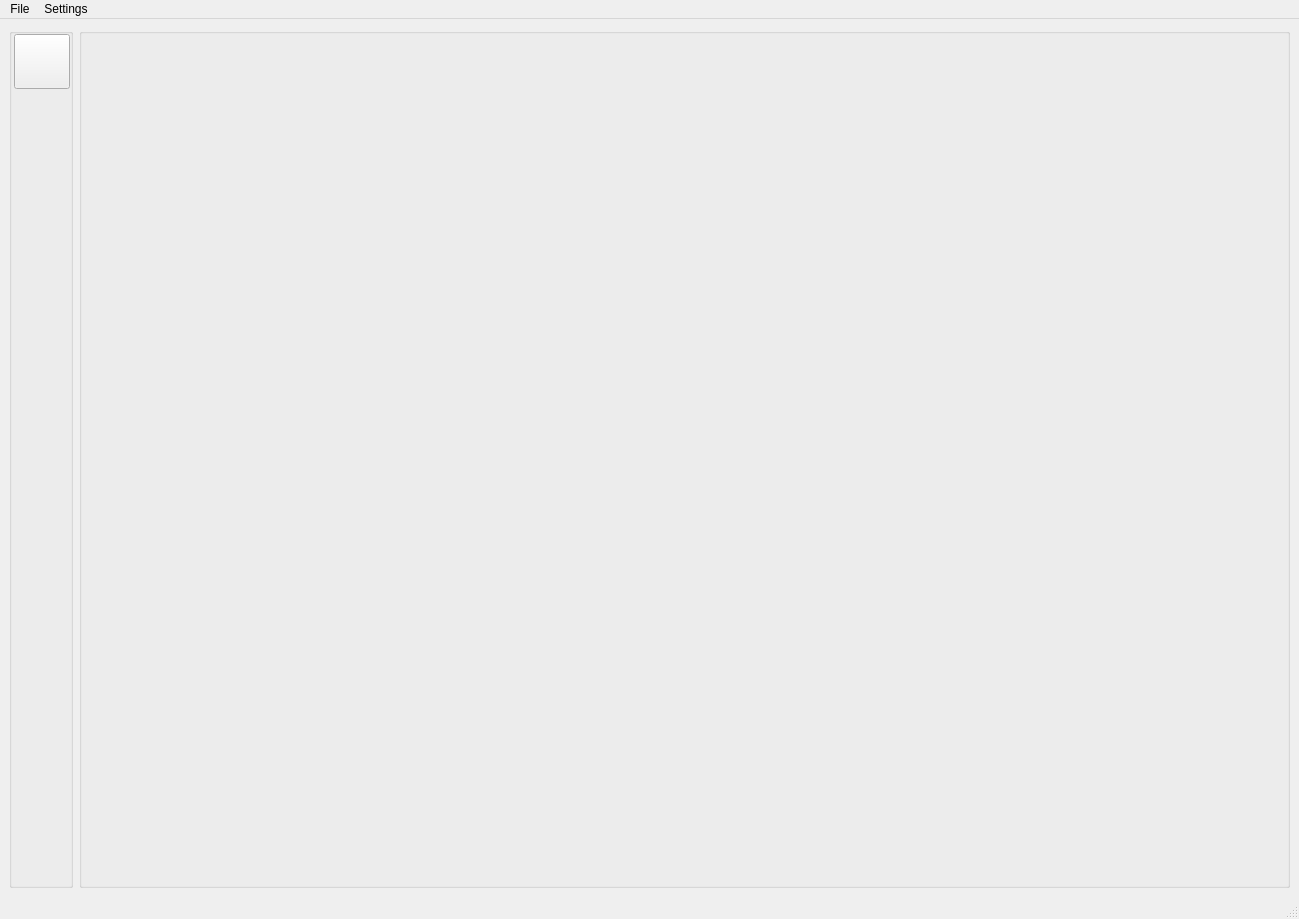
Qt form cpp/Rhododendron/widgets/mainwindow.ui (turkishviking/tuya) before a commit.
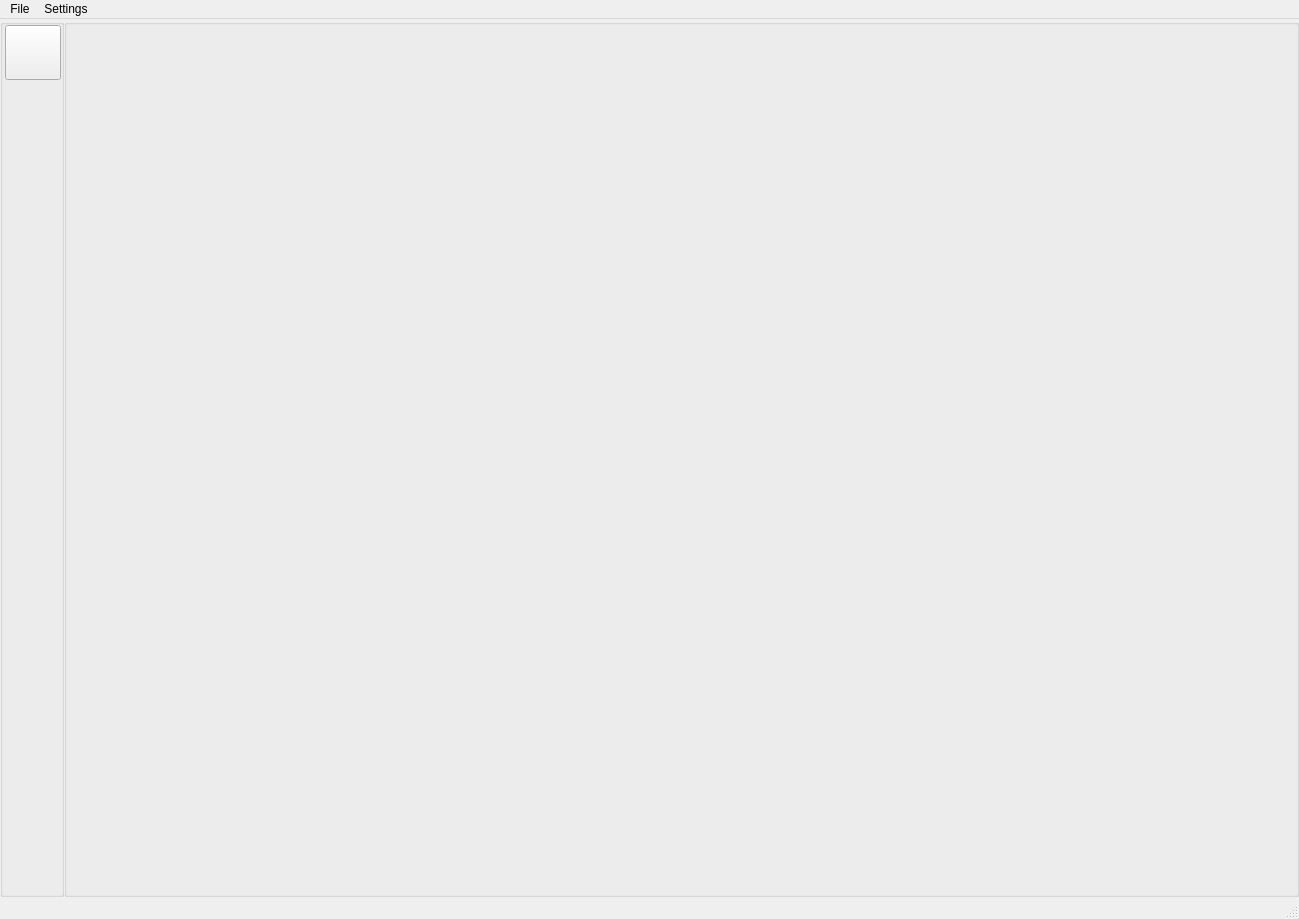
The same form after that commit. Icons and pictures are not drawn.

```diff
--- a/cpp/Rhododendron/widgets/mainwindow.ui
+++ b/cpp/Rhododendron/widgets/mainwindow.ui
@@ -15,6 +15,21 @@
   </property>
   <widget class="QWidget" name="centralwidget">
    <layout class="QHBoxLayout" name="horizontalLayout">
+    <property name="spacing">
+     <number>0</number>
+    </property>
+    <property name="leftMargin">
+     <number>0</number>
+    </property>
+    <property name="topMargin">
+     <number>0</number>
+    </property>
+    <property name="rightMargin">
+     <number>0</number>
+    </property>
+    <property name="bottomMargin">
+     <number>0</number>
+    </property>
     <item>
      <widget class="QGroupBox" name="leftBox">
       <property name="sizePolicy">
@@ -75,6 +90,9 @@
            <height>48</height>
           </size>
          </property>
+         <property name="checkable">
+          <bool>true</bool>
+         </property>
         </widget>
        </item>
        <item>
```
